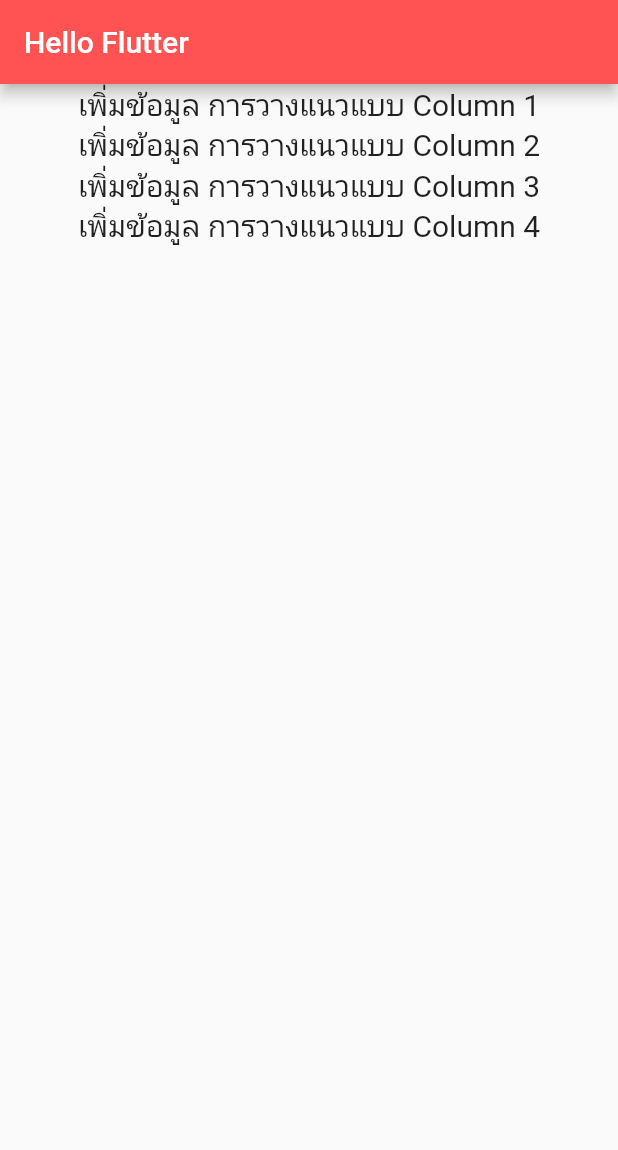
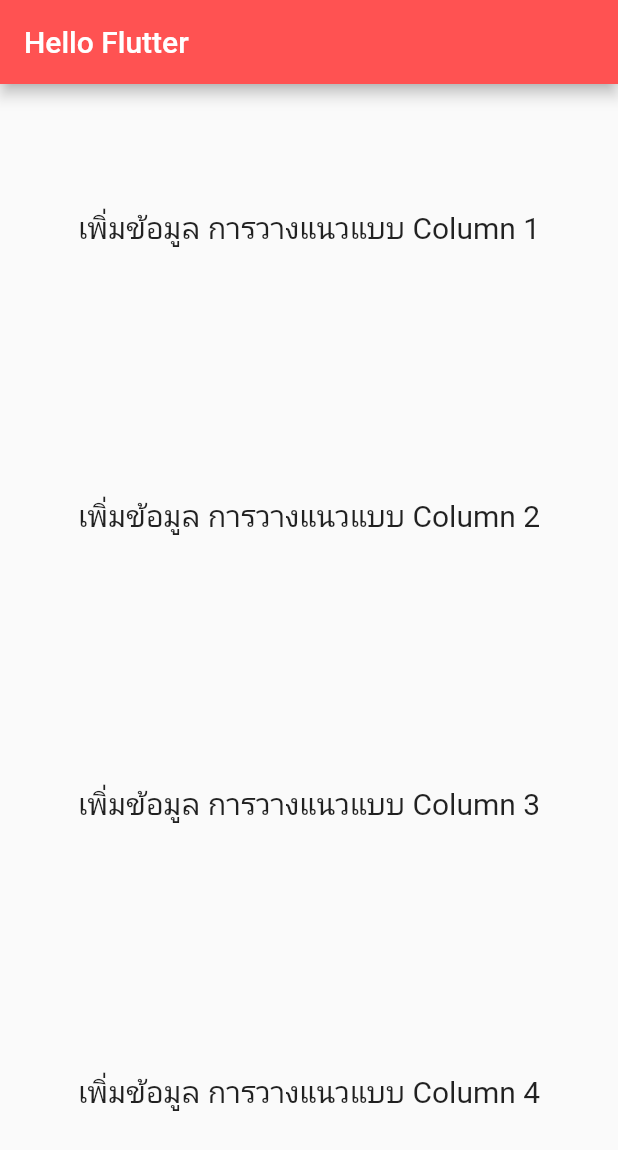
Before and after one commit to johnR46/flutter_app_quick, a Flutter app: the screen it shows after launch, on a phone screen of 412 x 824 dp. Shown: the top 1150 px of the screen. Run offline on Flutter 3.47's test engine with Material 2 defaults, Android fonts, the phone set to English and light mode, and no system bars.

Commit message:
fix position

```diff
--- a/lib/main.dart
+++ b/lib/main.dart
@@ -17,12 +17,24 @@ class MyApp extends StatelessWidget {
           ),
           body: Center(
             child: Column(
+              mainAxisAlignment: MainAxisAlignment.spaceAround,
               children: <Widget>[
-                Text('เพิ่มข้อมูล การวางแนวแบบ Column 1',style: TextStyle(fontSize: 20),),
-                Text('เพิ่มข้อมูล การวางแนวแบบ Column 2',style: TextStyle(fontSize: 20),),
-                Text('เพิ่มข้อมูล การวางแนวแบบ Column 3',style: TextStyle(fontSize: 20),),
-                Text('เพิ่มข้อมูล การวางแนวแบบ Column 4',style: TextStyle(fontSize: 20),)
-
+                Text(
+                  'เพิ่มข้อมูล การวางแนวแบบ Column 1',
+                  style: TextStyle(fontSize: 20),
+                ),
+                Text(
+                  'เพิ่มข้อมูล การวางแนวแบบ Column 2',
+                  style: TextStyle(fontSize: 20),
+                ),
+                Text(
+                  'เพิ่มข้อมูล การวางแนวแบบ Column 3',
+                  style: TextStyle(fontSize: 20),
+                ),
+                Text(
+                  'เพิ่มข้อมูล การวางแนวแบบ Column 4',
+                  style: TextStyle(fontSize: 20),
+                )
               ],
             ),
           )),
```
